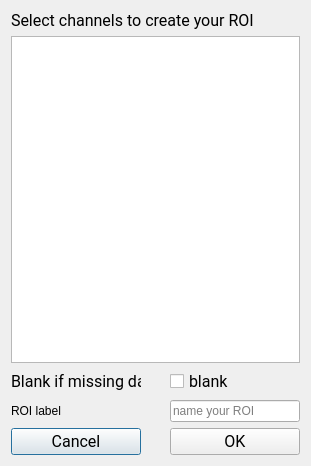
Before: the Qt Designer form tools/CEAMSTools/SlowWaveImages/ROIStep/Ui_DialogAddChan.ui in SnoozToolbox/snooz-package-ceams, drawn with Qt 5.
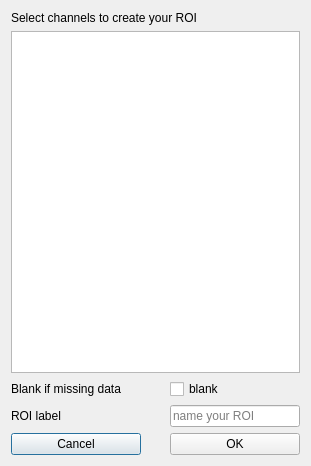
After: the same form once the commit is applied.

Commit message: Font step 4: forms without fonts of their own, look kept

The edit to the form file:
```diff
--- a/tools/CEAMSTools/SlowWaveImages/ROIStep/Ui_DialogAddChan.ui
+++ b/tools/CEAMSTools/SlowWaveImages/ROIStep/Ui_DialogAddChan.ui
@@ -13,16 +13,11 @@
   <property name="windowTitle">
    <string>Dialog</string>
   </property>
-  <property name="styleSheet">
-   <string notr="true">font: 12pt &quot;Roboto&quot;;</string>
-  </property>
   <layout class="QVBoxLayout" name="verticalLayout">
    <item>
     <widget class="QLabel" name="label_2">
      <property name="font">
       <font>
-       <family>Roboto</family>
-       <pointsize>12</pointsize>
        <weight>50</weight>
        <italic>false</italic>
        <bold>false</bold>
@@ -64,8 +59,6 @@
        </property>
        <property name="font">
         <font>
-         <family>Roboto</family>
-         <pointsize>12</pointsize>
          <weight>50</weight>
          <italic>false</italic>
          <bold>false</bold>
@@ -93,8 +86,6 @@
       <widget class="QCheckBox" name="blank_checkBox">
        <property name="font">
         <font>
-         <family>Roboto</family>
-         <pointsize>12</pointsize>
          <weight>50</weight>
          <italic>false</italic>
          <bold>false</bold>
@@ -163,8 +154,6 @@
        </property>
        <property name="font">
         <font>
-         <family>Roboto</family>
-         <pointsize>12</pointsize>
          <weight>50</weight>
          <italic>false</italic>
          <bold>false</bold>
@@ -204,8 +193,6 @@
        </property>
        <property name="font">
         <font>
-         <family>Roboto</family>
-         <pointsize>12</pointsize>
          <weight>50</weight>
          <italic>false</italic>
          <bold>false</bold>
```
The commit also changes 427 other files.
